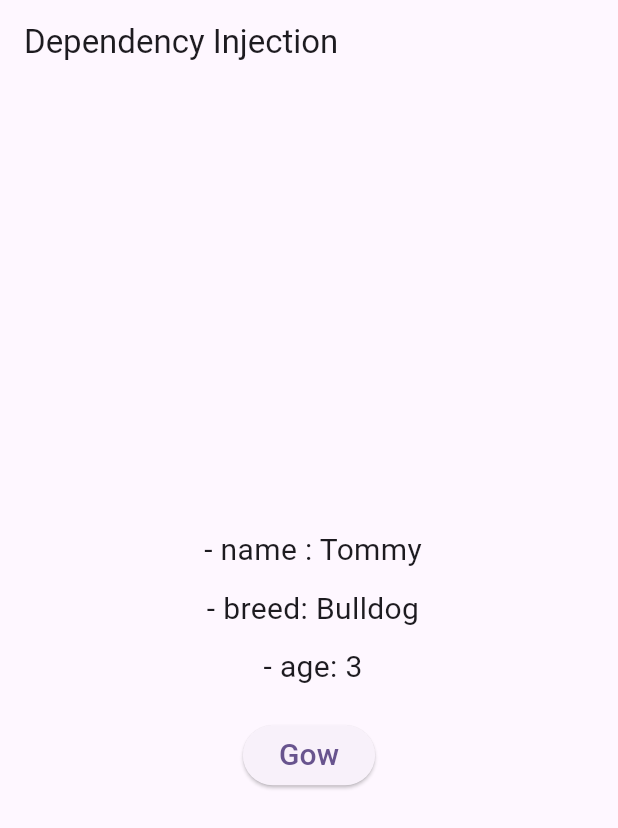
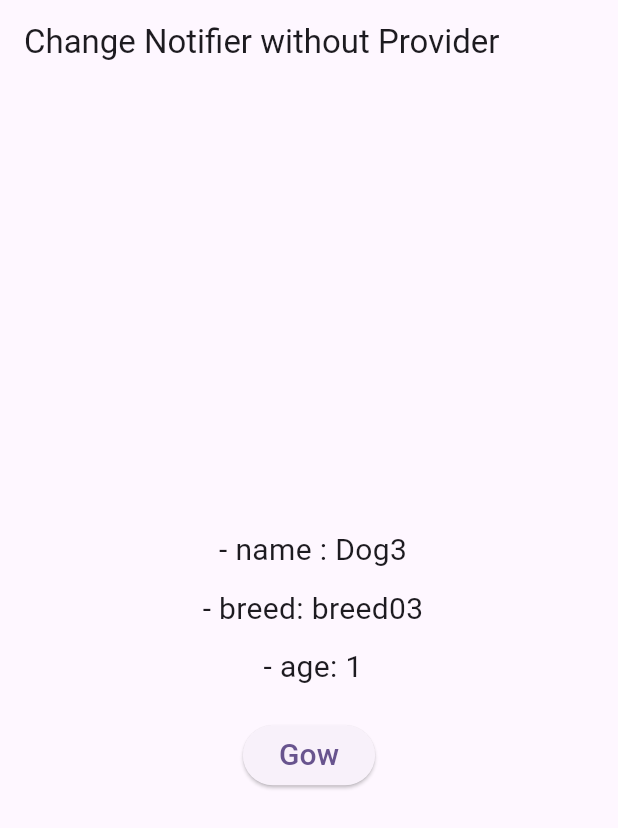
Before and after one commit to Sandeepsunil01/state-management-provider, a Flutter app: the screen it shows after launch, on a phone screen of 412 x 824 dp. Shown: the top 828 px of the screen. Run offline on Flutter 3.47's test engine with Material 2 defaults, Android fonts, the phone set to English and light mode, and no system bars.

Commit message:
Change Notifier without Provider

```diff
--- a/lib/main.dart
+++ b/lib/main.dart
@@ -1,7 +1,5 @@
 import 'package:flutter/material.dart';
-import 'package:provider/provider.dart';
-import 'models/dog.dart';
-import 'provider_overview/provider_overview_02.dart';
+import 'package:state_management/provider_overview/provider_overview_03.dart';
 
 void main() {
   runApp(const MyApp());
@@ -12,17 +10,14 @@ class MyApp extends StatelessWidget {
 
   @override
   Widget build(BuildContext context) {
-    return Provider<Dog>(
-      create: (context) => Dog(name: "Tommy", breed: "Bulldog", age: 3),
-      child: MaterialApp(
-        title: 'State Management with Provider',
-        debugShowCheckedModeBanner: false,
-        theme: ThemeData(
-          colorScheme: ColorScheme.fromSeed(seedColor: Colors.deepPurple),
-          useMaterial3: true,
-        ),
-        home: const ProviderOverview02(),
+    return MaterialApp(
+      title: 'State Management with Provider',
+      debugShowCheckedModeBanner: false,
+      theme: ThemeData(
+        colorScheme: ColorScheme.fromSeed(seedColor: Colors.deepPurple),
+        useMaterial3: true,
       ),
+      home: const ProviderOverview03(),
     );
   }
 }
--- a/lib/models/dog.dart
+++ b/lib/models/dog.dart
@@ -1,6 +1,23 @@
 import 'package:flutter/material.dart';
 
-class Dog {
+// class Dog {
+//   final String name;
+//   final String breed;
+//   int age;
+
+//   Dog({
+//     required this.name,
+//     required this.breed,
+//     this.age = 1,
+//   });
+
+//   void grow() {
+//     age++;
+//     debugPrint("Age == $age");
+//   }
+// }
+
+class Dog with ChangeNotifier {
   final String name;
   final String breed;
   int age;
@@ -13,6 +30,7 @@ class Dog {
 
   void grow() {
     age++;
+    notifyListeners();
     debugPrint("Age == $age");
   }
 }
--- /dev/null
+++ b/lib/provider_overview/provider_overview_03.dart
@@ -0,0 +1,97 @@
+import 'package:flutter/material.dart';
+import 'package:state_management/models/dog.dart';
+
+// This withour the use of Provider UI wont rebuild
+class ProviderOverview03 extends StatefulWidget {
+  const ProviderOverview03({super.key});
+
+  @override
+  State<ProviderOverview03> createState() => _ProviderOverview03State();
+}
+
+class _ProviderOverview03State extends State<ProviderOverview03> {
+  final dog = Dog(name: "Dog3", breed: "breed03");
+
+  @override
+  void initState() {
+    super.initState();
+    dog.addListener(dogListener);
+  }
+
+  void dogListener() {
+    debugPrint("Dog Age form Listener : ${dog.age}");
+  }
+
+  @override
+  void dispose() {
+    dog.removeListener(dogListener);
+    super.dispose();
+  }
+
+  @override
+  Widget build(BuildContext context) {
+    return Scaffold(
+      appBar: AppBar(
+        title: const Text("Change Notifier without Provider"),
+      ),
+      body: Center(
+        child: Column(
+          mainAxisAlignment: MainAxisAlignment.center,
+          mainAxisSize: MainAxisSize.min,
+          children: [
+            Text(
+              " - name : ${dog.name}",
+              style: const TextStyle(fontSize: 20),
+            ),
+            const SizedBox(height: 10),
+            BreedAndAge(dog: dog)
+          ],
+        ),
+      ),
+    );
+  }
+}
+
+class BreedAndAge extends StatelessWidget {
+  final Dog dog;
+  const BreedAndAge({super.key, required this.dog});
+
+  @override
+  Widget build(BuildContext context) {
+    return Column(
+      children: [
+        Text(
+          " - breed: ${dog.breed}",
+          style: const TextStyle(fontSize: 20),
+        ),
+        const SizedBox(height: 10),
+        Age(dog: dog),
+      ],
+    );
+  }
+}
+
+class Age extends StatelessWidget {
+  final Dog dog;
+  const Age({super.key, required this.dog});
+
+  @override
+  Widget build(BuildContext context) {
+    return Column(
+      children: [
+        Text(
+          " - age: ${dog.age}",
+          style: const TextStyle(fontSize: 20),
+        ),
+        const SizedBox(height: 20),
+        ElevatedButton(
+          onPressed: () => dog.grow(),
+          child: const Text(
+            "Gow",
+            style: TextStyle(fontSize: 20),
+          ),
+        ),
+      ],
+    );
+  }
+}
```
